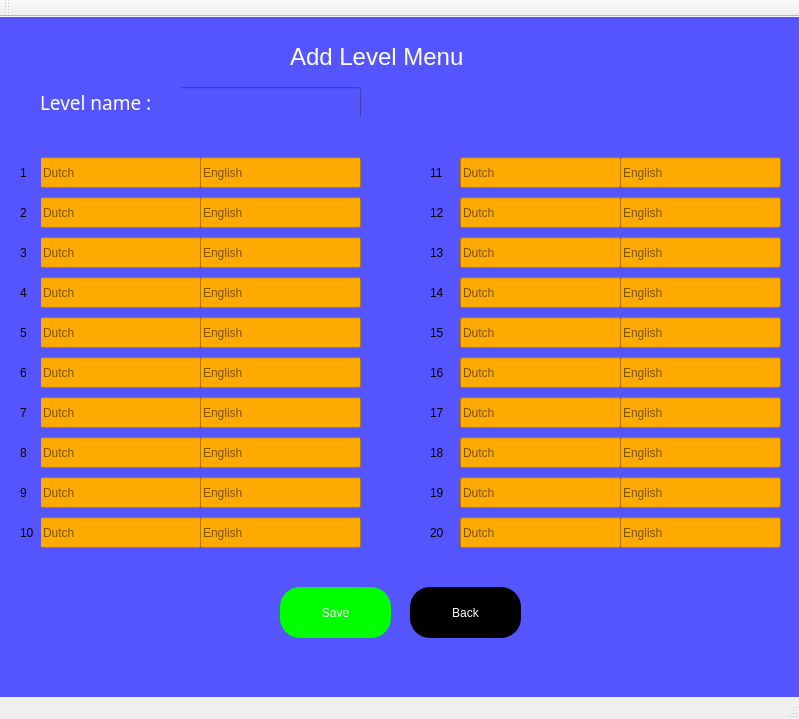
koclu/Flashcards-Database-, file Ui/addnewlevel.ui: the form before one commit.
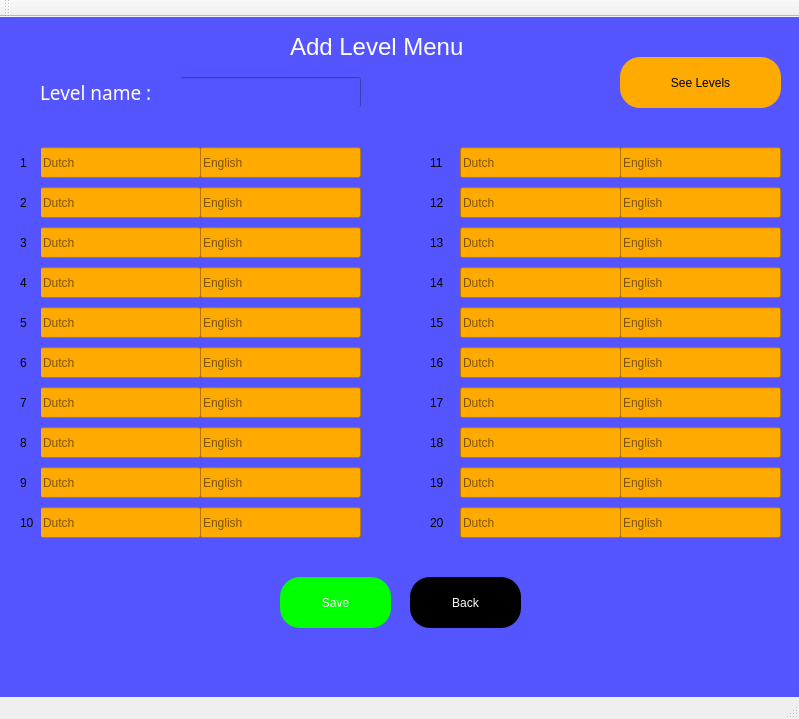
The form after the commit.

Diff of the .ui file:
```diff
--- a/Ui/addnewlevel.ui
+++ b/Ui/addnewlevel.ui
@@ -18,7 +18,7 @@
     <property name="geometry">
      <rect>
       <x>-10</x>
-      <y>-10</y>
+      <y>-20</y>
       <width>881</width>
       <height>721</height>
      </rect>
@@ -2260,6 +2260,35 @@
       <string>&lt;html&gt;&lt;head/&gt;&lt;body&gt;&lt;p&gt;&lt;span style=&quot; font-size:18pt; color:#ffffff;&quot;&gt;Add Level Menu&lt;/span&gt;&lt;/p&gt;&lt;/body&gt;&lt;/html&gt;</string>
      </property>
     </widget>
+    <widget class="QPushButton" name="quitbutton_2">
+     <property name="geometry">
+      <rect>
+       <x>630</x>
+       <y>60</y>
+       <width>161</width>
+       <height>51</height>
+      </rect>
+     </property>
+     <property name="styleSheet">
+      <string notr="true">QPushButton{
+border-radius:20px;font: 20pt &quot;Berlin Sans FB&quot;;
+background-color: rgb(255, 170, 0);;
+color :rgb(0, 0, 0)
+}
+QPushButton:hover{
+background-color: rgb(255, 255, 255);
+background-color: rgb(255, 170, 0);
+}
+QPushButton:pressed{
+background-color: rgb(117,213,192);
+color :rgb(0, 0, 0)
+}
+</string>
+     </property>
+     <property name="text">
+      <string>See Levels</string>
+     </property>
+    </widget>
    </widget>
   </widget>
   <widget class="QStatusBar" name="statusbar"/>
```
Left out of the diff: 4 changed lines with no effect on the pictures.
